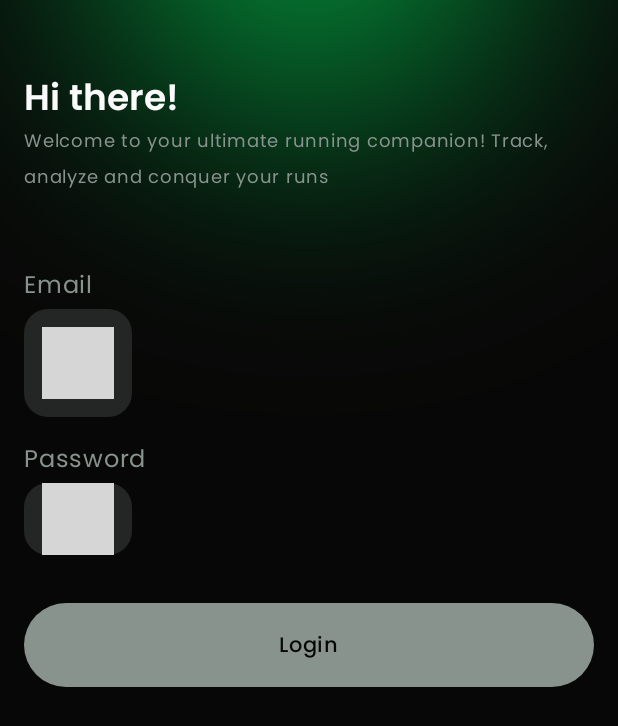
After one commit to alexaldev/MyRunique, an Android app built with Jetpack Compose: the composable LoginScreen shown on its own in the app's theme, on a phone screen of 412 x 824 dp. The commit adds this screen. Shown: the top 726 px of the screen. Run offline under Robolectric (Android 15) with nearby library versions, the phone set to English and light mode, and no system bars; 3 statements that could not run were skipped; grey boxes are pictures that could not be loaded.

Commit message:
Implement LoginScreen composable

```diff
--- a/auth/presentation/src/main/java/com/alexallafi/auth/presentation/di/AuthViewModelModule.kt
+++ b/auth/presentation/src/main/java/com/alexallafi/auth/presentation/di/AuthViewModelModule.kt
@@ -1,9 +1,11 @@
 package com.alexallafi.auth.presentation.di
 
+import com.alexallafi.auth.presentation.login.LoginViewModel
 import com.alexallafi.auth.presentation.register.RegisterViewModel
 import org.koin.androidx.viewmodel.dsl.viewModelOf
 import org.koin.dsl.module
 
 val authViewModelModule = module {
     viewModelOf(::RegisterViewModel)
+    viewModelOf(::LoginViewModel)
 }
--- /dev/null
+++ b/auth/presentation/src/main/java/com/alexallafi/auth/presentation/login/LoginScreen.kt
@@ -0,0 +1,197 @@
+package com.alexallafi.auth.presentation.login
+
+import android.widget.Toast
+import androidx.compose.foundation.ExperimentalFoundationApi
+import androidx.compose.foundation.layout.Box
+import androidx.compose.foundation.layout.Column
+import androidx.compose.foundation.layout.Spacer
+import androidx.compose.foundation.layout.fillMaxSize
+import androidx.compose.foundation.layout.fillMaxWidth
+import androidx.compose.foundation.layout.height
+import androidx.compose.foundation.layout.padding
+import androidx.compose.foundation.rememberScrollState
+import androidx.compose.foundation.text.ClickableText
+import androidx.compose.foundation.verticalScroll
+import androidx.compose.material3.MaterialTheme
+import androidx.compose.material3.Text
+import androidx.compose.runtime.Composable
+import androidx.compose.ui.Alignment
+import androidx.compose.ui.Modifier
+import androidx.compose.ui.platform.LocalContext
+import androidx.compose.ui.platform.LocalSoftwareKeyboardController
+import androidx.compose.ui.res.stringResource
+import androidx.compose.ui.text.SpanStyle
+import androidx.compose.ui.text.buildAnnotatedString
+import androidx.compose.ui.text.font.FontWeight
+import androidx.compose.ui.text.withStyle
+import androidx.compose.ui.tooling.preview.Preview
+import androidx.compose.ui.unit.dp
+import androidx.compose.ui.unit.sp
+import com.alexallafi.auth.presentation.register.RegisterAction
+import com.alexallafi.core.presentation.ui.ObserveAsEvents
+import com.alexallafi.presentation.designsystem.EmailIcon
+import com.alexallafi.presentation.designsystem.MyRuniqueTheme
+import com.alexallafi.presentation.designsystem.Poppins
+import com.alexallafi.presentation.designsystem.RuniqueGray
+import com.alexallafi.presentation.designsystem.components.GradientBackground
+import com.alexallafi.presentation.designsystem.components.RuniqueActionButton
+import com.alexallafi.presentation.designsystem.components.RuniquePasswordTextField
+import com.alexallafi.presentation.designsystem.components.RuniqueTextField
+import com.plcoding.auth.presentation.R
+import org.koin.androidx.compose.koinViewModel
+
+@Composable
+
+fun LoginScreenRoot(
+    onLoginSuccess: () -> Unit,
+    onSignUpClick: () -> Unit,
+    viewModel: LoginViewModel = koinViewModel()
+) {
+
+    val context = LocalContext.current
+    val keyboardController = LocalSoftwareKeyboardController.current
+    ObserveAsEvents(flow = viewModel.events) { event ->
+        when(event) {
+            is LoginEvent.Error -> {
+                keyboardController?.hide()
+                Toast.makeText(
+                    context,
+                    event.error.asString(context),
+                    Toast.LENGTH_LONG
+                    ).show()
+            }
+            LoginEvent.LoginSuccess -> {
+                Toast.makeText(
+                    context,
+                    R.string.youre_logged_in,
+                    Toast.LENGTH_LONG
+                ).show()
+
+                onLoginSuccess()
+            }
+        }
+    }
+
+    LoginScreen(
+        state = viewModel.state,
+        onAction = { action ->
+            when(action) {
+                LoginAction.OnRegisterClick -> onSignUpClick()
+                else -> Unit
+            }
+            viewModel.onAction(action)
+        }
+    )
+}
+
+@OptIn(ExperimentalFoundationApi::class)
+@Composable
+
+private fun LoginScreen(
+    state: LoginState,
+    onAction: (LoginAction) -> Unit
+) {
+    GradientBackground {
+        Column(
+            modifier = Modifier
+                .verticalScroll(rememberScrollState())
+                .fillMaxSize()
+                .padding(horizontal = 16.dp)
+                .padding(vertical = 32.dp)
+                .padding(top = 16.dp)
+        ) {
+            Text(
+                text = stringResource(id = R.string.hi_there),
+                fontWeight = FontWeight.SemiBold,
+                style = MaterialTheme.typography.headlineMedium
+            )
+            Text(
+                text = stringResource(id = R.string.runique_welcome_text),
+                fontSize = 12.sp,
+                color = MaterialTheme.colorScheme.onSurfaceVariant
+            )
+            Spacer(modifier = Modifier.height(48.dp))
+            RuniqueTextField(state = state.email,
+                startIcon = EmailIcon,
+                endIcon = null,
+                hint = stringResource(id = R.string.example_email),
+                title = stringResource(id = R.string.email),
+                modifier = Modifier.fillMaxWidth()
+            )
+            Spacer(modifier = Modifier.height(16.dp))
+            RuniquePasswordTextField(
+                state = state.password,
+                isPasswordVisible = state.isPasswordVisible,
+                onTogglePasswordVisibility = { onAction(LoginAction.OnTogglePasswordVisibility) },
+                hint = stringResource(id = R.string.password),
+                title = stringResource(id = R.string.password),
+                modifier = Modifier.fillMaxWidth()
+            )
+            Spacer(modifier = Modifier.height(32.dp))
+            RuniqueActionButton(text = stringResource(id = R.string.login) , isLoading = state.isLoggingIn, enabled = state.canLogin) {
+                onAction(LoginAction.OnLoginClick)
+            }
+            val annotatedString = buildAnnotatedString {
+                withStyle(
+                    style = SpanStyle(
+                        fontFamily = Poppins,
+                        color = MaterialTheme.colorScheme.onSurfaceVariant
+                    )
+                ) {
+                    append(stringResource(id = R.string.dont_have_account) + " ")
+                    pushStringAnnotation(
+                        tag = "clickable_text",
+                        annotation = stringResource(id = R.string.sign_up)
+                    )
+                    withStyle(
+                        style = SpanStyle(
+                            fontWeight = FontWeight.SemiBold,
+                            color = MaterialTheme.colorScheme.primary,
+                            fontFamily = Poppins
+                        )
+                    ) {
+                        append(stringResource(id = R.string.sign_up))
+                    }
+                }
+            }
+            Box(
+                modifier = Modifier
+                    .align(Alignment.CenterHorizontally)
+                    .weight(1f),
+                contentAlignment = Alignment.BottomCenter
+            ) {
+
+                ClickableText(
+                    text = annotatedString,
+                    onClick = { offset ->
+                        annotatedString.getStringAnnotations(
+                            tag = "clickable_text",
+                            start = offset,
+                            end = offset
+                        ).firstOrNull()?.let {
+                            onAction(LoginAction.OnRegisterClick)
+                        }
+                    }
+                )
+            }
+        }
+    }
+}
+
+@Preview
+@Composable
+private fun LoginScreenPreview() {
+
+    MyRuniqueTheme  {
+
+        LoginScreen(
+
+            state = LoginState(),
+
+            onAction = {}
+
+        )
+
+    }
+
+}
--- /dev/null
+++ b/auth/presentation/src/main/java/com/alexallafi/auth/presentation/login/LoginState.kt
@@ -0,0 +1,13 @@
+package com.alexallafi.auth.presentation.login
+
+import androidx.compose.foundation.ExperimentalFoundationApi
+import androidx.compose.foundation.text2.input.TextFieldState
+
+@OptIn(ExperimentalFoundationApi::class)
+data class LoginState(
+    val email: TextFieldState = TextFieldState(),
+    val password: TextFieldState = TextFieldState(),
+    val isPasswordVisible: Boolean = false,
+    val canLogin: Boolean = false,
+    val isLoggingIn: Boolean = false
+)
--- a/auth/presentation/src/main/res/values/strings.xml
+++ b/auth/presentation/src/main/res/values/strings.xml
@@ -19,4 +19,8 @@
     <string name="register">Register</string>
     <string name="error_email_exists">A user with that email already exists\n</string>
     <string name="registration_successful">Registration successful. You can login now</string>
+    <string name="hi_there">Hi there!</string>
+    <string name="runique_welcome_text">Welcome to your ultimate running companion! Track, analyze and conquer your runs</string>
+    <string name="dont_have_account">Don\'t have an account?</string>
+    <string name="youre_logged_in">You\'re logged in</string>
 </resources>
--- a/core/data/src/main/java/com/alexallafi/core/data/di/CoreDataModule.kt
+++ b/core/data/src/main/java/com/alexallafi/core/data/di/CoreDataModule.kt
@@ -10,7 +10,7 @@ import org.koin.dsl.module
 
 val coreDataModule = module {
     single {
-        HttpClientFactory().build()
+        HttpClientFactory(get()).build()
     }
 
     singleOf(::EncryptedSessionStorage) bind SessionStorage::class
```
Also changed, not shown: app/src/main/java/com/alexallafi/myrunique/NavigationRoot.kt (+30 -5 lines), auth/presentation/src/main/java/com/alexallafi/auth/presentation/login/LoginAction.kt (added, +7 -0 lines), auth/presentation/src/main/java/com/alexallafi/auth/presentation/login/LoginEvent.kt (added, +8 -0 lines), auth/presentation/src/main/java/com/alexallafi/auth/presentation/login/LoginViewModel.kt (added, +25 -0 lines).
